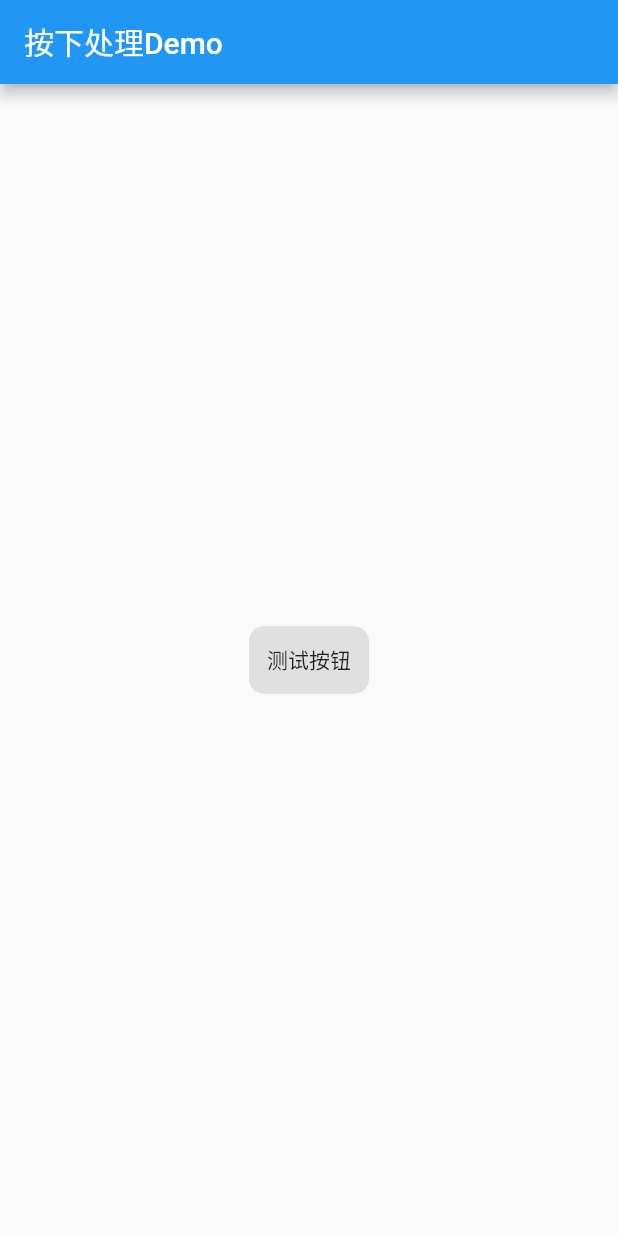
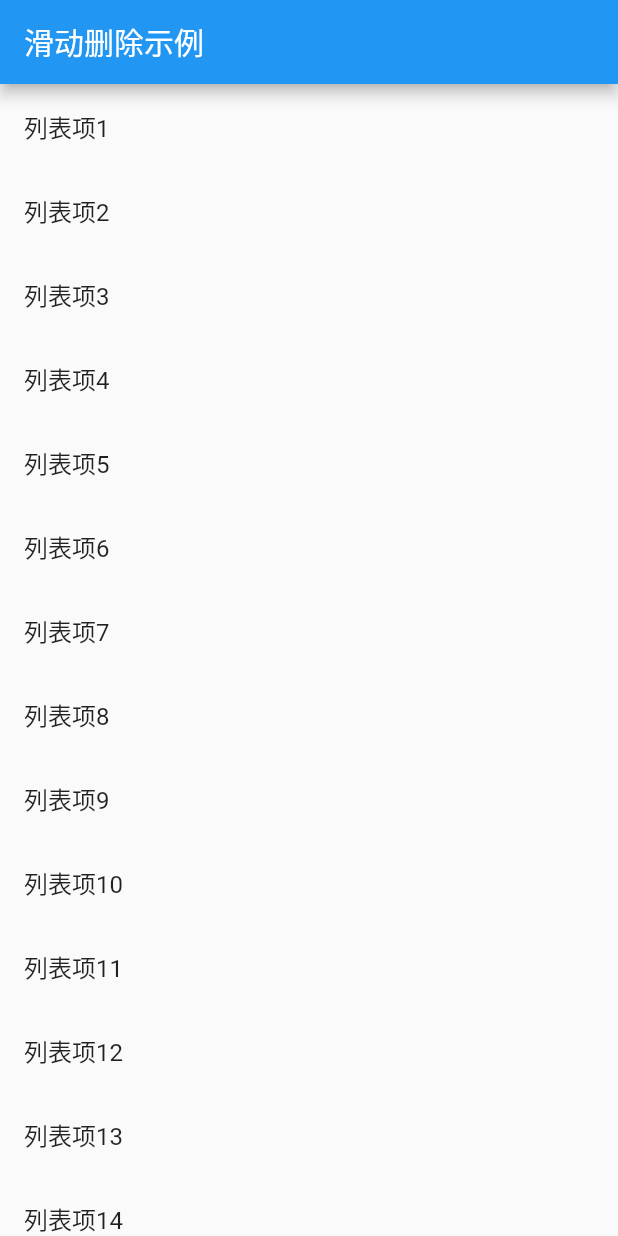
Before and after one commit to happydreamer/flutter, a Flutter app: the screen it shows after launch, on a phone screen of 412 x 824 dp. Run offline on Flutter 3.47's test engine with Material 2 defaults, Android fonts, the phone set to English and light mode, and no system bars.

Commit message:
滑动删除示例

```diff
--- a/lib/main.dart
+++ b/lib/main.dart
@@ -2,46 +2,43 @@ import 'package:flutter/material.dart';
 
 void main() {
   runApp(new MaterialApp(
-    title: '按下处理Demo',
+    title: '滑动删除示例',
     home: new MyApp(),
   ));
 }
 
-class MyButton extends StatelessWidget {
+class MyApp extends StatelessWidget {
+  //构建30条列表数据
+  List<String> items = new List<String>.generate(30, (i) => '列表项${i + 1}');
   @override
   Widget build(BuildContext context) {
-    //一定要把被触摸的组件放在GestureDetector里面
-    return new GestureDetector(
-      onTap: () {
-        //底部消息提示
-        final snackBar = new SnackBar(
-          content: new Text('你已按下'),
-        );
-        Scaffold.of(context).showSnackBar(snackBar);
-      },
-      //添加容器接收触摸动作
-      child: new Container(
-        padding: new EdgeInsets.all(12.0),
-        decoration: new BoxDecoration(
-          color: Theme.of(context).buttonColor,
-          borderRadius: new BorderRadius.circular(10.0),
-        ),
-        child: new Text('测试按钮'),
+    return new Scaffold(
+      appBar: new AppBar(
+        title: new Text('滑动删除示例'),
+      ),
+      //构建列表
+      body: new ListView.builder(
+        itemCount: items.length,
+        itemBuilder: (context, index) {
+          //构建列表
+          //提取出被删除的项
+          final item = items[index];
+          //返回一个可以被删除的列表项
+          return new Dismissible(
+            key: new Key(item),
+            //被删除回调
+            onDismissed: (direction) {
+              items.removeAt(index);
+              //底部弹出消息提示当前项被删除了
+              Scaffold.of(context)
+                  .showSnackBar(new SnackBar(content: new Text("$item 被删除了")));
+            },
+            child: new ListTile(
+              title: new Text('$item'),
+            ),
+          );
+        },
       ),
     );
   }
 }
-
-class MyApp extends StatelessWidget {
-  @override
-  Widget build(BuildContext context) {
-    return new Scaffold(
-      appBar: new AppBar(
-        title: new Text('按下处理Demo'),
-      ),
-      body: new Center(
-        child: new MyButton(),
-      ),
-    );
-  }
-}
```
